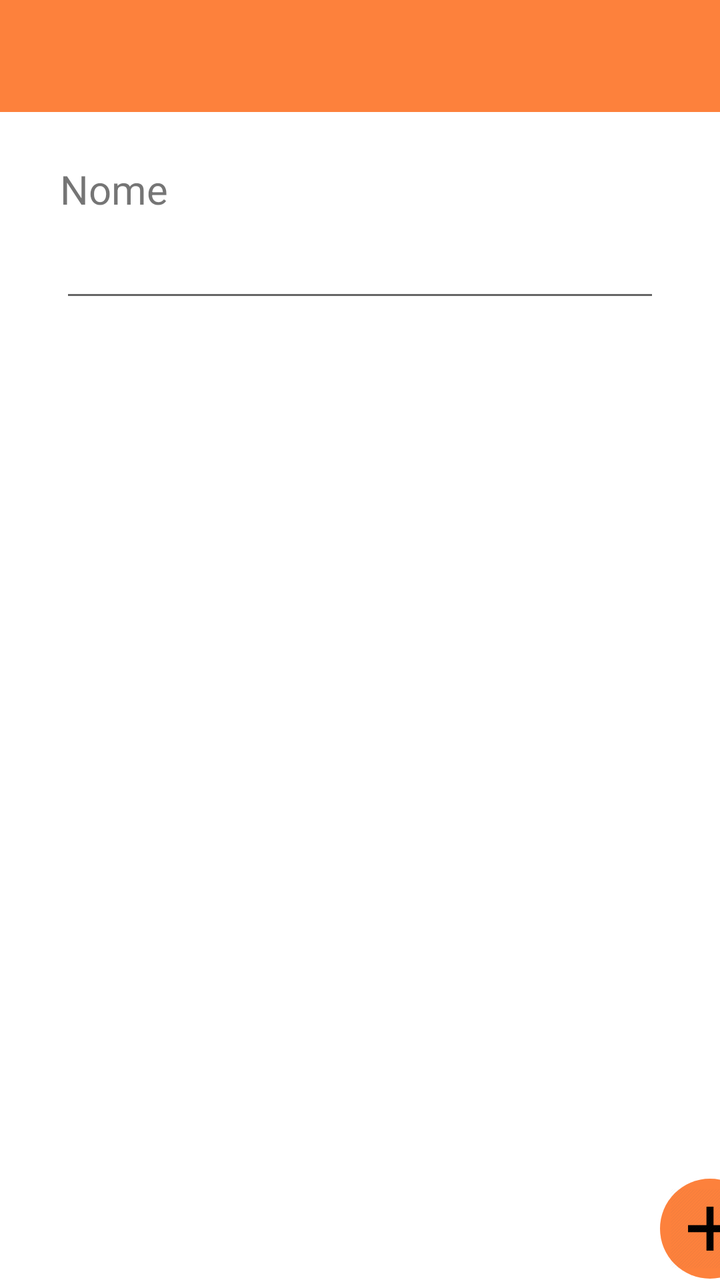
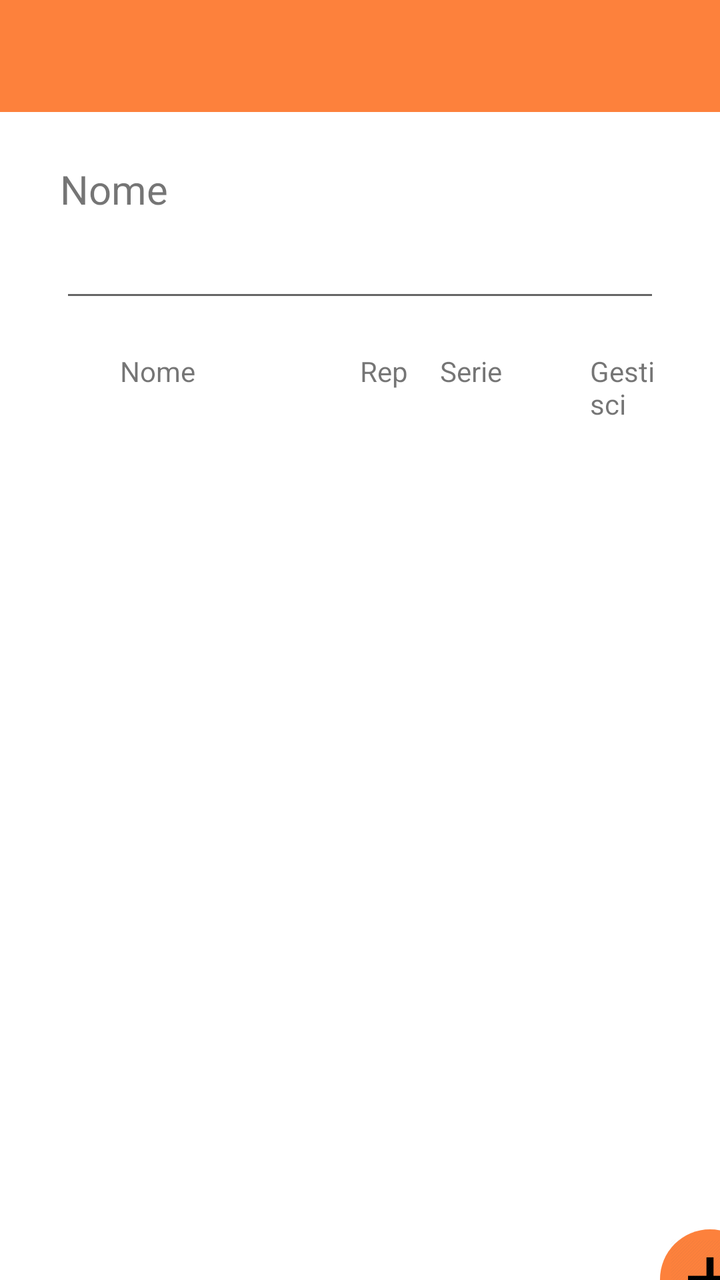

Screens rendered from an Android XML layout before and after an edit, with the pre-edit source and the edit as a unified diff.
<!-- AndroidManifest.xml: application theme Theme.YourCali -->
<!-- res/layout/activity_workout_plan_creation.xml -->
<?xml version="1.0" encoding="utf-8"?>
<androidx.constraintlayout.widget.ConstraintLayout xmlns:android="http://schemas.android.com/apk/res/android"
    xmlns:app="http://schemas.android.com/apk/res-auto"
    xmlns:tools="http://schemas.android.com/tools"
    android:layout_width="match_parent"
    android:layout_height="match_parent"
    tools:context=".WorkoutPlanCreationActivity">




    <LinearLayout
        android:layout_width="match_parent"
        android:layout_height="match_parent"
        android:orientation="vertical"
        tools:layout_editor_absoluteX="0dp"
        tools:layout_editor_absoluteY="171dp">

        <com.google.android.material.appbar.AppBarLayout
            android:layout_width="match_parent"
            android:layout_height="wrap_content"
            app:layout_constraintEnd_toEndOf="parent"
            app:layout_constraintStart_toStartOf="parent"
            app:layout_constraintTop_toTopOf="parent">

            <androidx.appcompat.widget.Toolbar
                android:id="@+id/myToolbar"
                android:layout_width="match_parent"
                android:layout_height="wrap_content"
                android:background="@color/Orange"
                android:minHeight="?attr/actionBarSize"
                android:theme="@style/MyThemeOverlay_Toolbar2" />

        </com.google.android.material.appbar.AppBarLayout>




        <Space
            android:layout_width="match_parent"
            android:layout_height="25dp" />

        <TextView
            android:layout_width="match_parent"
            android:layout_height="wrap_content"
            android:layout_marginLeft="30dp"
            android:text='Nome'
            android:textSize="20sp" />

        <EditText
            android:id="@+id/workoutPlanName"
            android:layout_width="match_parent"
            android:layout_height="wrap_content"
            android:layout_marginHorizontal="30dp"
            android:hint=""
            android:minHeight="48dp" />

        <Space
            android:layout_width="match_parent"
            android:layout_height="30dp" />



        <LinearLayout
            android:layout_width="match_parent"
            android:layout_height="453dp">

            <TextView
                android:id="@+id/emptyworkoutplancreation"
                android:layout_width="376dp"
                android:layout_height="wrap_content"
                android:layout_gravity="center"
                android:text="Ancora nessun esercizio personale aggiunto!"
                android:textAlignment="center"
                android:textSize="25sp"
                android:visibility="gone"
                tools:ignore="MissingConstraints"
                tools:layout_editor_absoluteY="400dp" />

            <ScrollView
                android:layout_width="match_parent"
                android:layout_height="match_parent"
                android:layout_marginHorizontal="30dp"
                android:layout_weight="1"
                android:fillViewport="true">

                <androidx.recyclerview.widget.RecyclerView
                    android:id="@+id/recyclerView"
                    android:layout_width="match_parent"
                    android:layout_height="440dp"
                    android:background="@color/white">


                </androidx.recyclerview.widget.RecyclerView>

            </ScrollView>


        </LinearLayout>


        <ImageButton
            android:id="@+id/aggiungiEsercizio"
            android:layout_width="50sp"
            android:layout_height="50sp"
            android:layout_centerVertical="true"
            android:layout_marginLeft="330sp"
            android:layout_marginTop="-50sp"
            android:background="@drawable/roundedbutton"
            android:backgroundTint="@color/Orange"
            android:src="@drawable/plus"
            android:text="+"
            android:visibility="visible" />

        <Space
            android:layout_width="match_parent"
            android:layout_height="26dp" />


        <Button
            android:id="@+id/savePersonalWorkoutPlanButton"
            android:layout_width="match_parent"
            android:layout_height="wrap_content"
            android:layout_marginHorizontal="100dp"
            android:backgroundTint="#8BC34A"
            android:text="@string/salva"
            android:textSize="17dp" />


    </LinearLayout>


</androidx.constraintlayout.widget.ConstraintLayout>
<!-- resources referenced by this layout -->
<resources>
  <color name="Orange">#FD813C</color>
  <color name="white">#FFFFFFFF</color>
  <!-- drawable plus (drawable) -->
  <?xml version="1.0" encoding="utf-8"?>
  <layer-list xmlns:android="http://schemas.android.com/apk/res/android">
  
      <item
          android:id="@+id/half_overlay"
          android:drawable="@drawable/pulsantepiu"
          android:width="40dp"
          android:height="40dp"
          />
  
  </layer-list>
  <!-- drawable roundedbutton (drawable) -->
  <?xml version="1.0" encoding="utf-8"?>
  <shape xmlns:android="http://schemas.android.com/apk/res/android"
      android:shape="oval">
      <solid android:color="@color/Cranberry" />
  </shape>
  <string name="salva">Salva</string>
  <style name="MyThemeOverlay_Toolbar2" parent="ThemeOverlay.MaterialComponents.Toolbar.Primary">
          
          <item name="android:textColorPrimary">@color/white</item>
  
          
          <item name="colorOnPrimary">@color/white</item>
      </style>
  <style name="Theme.YourCali" parent="Theme.MaterialComponents.DayNight.NoActionBar">
          
          <item name="colorPrimary">@color/purple_500</item>
          <item name="colorPrimaryVariant">@color/purple_700</item>
          <item name="colorOnPrimary">@color/white</item>
          
          <item name="colorSecondary">@color/teal_200</item>
          <item name="colorSecondaryVariant">@color/teal_700</item>
          <item name="colorOnSecondary">@color/black</item>
          
          <item name="android:statusBarColor">@color/DarkOrange</item>
          
      </style>
  <!-- drawable pulsantepiu: png bitmap (drawable, 2782 bytes) -->
  <color name="Cranberry">#9F000F</color>
  <color name="purple_500">#FF6200EE</color>
  <color name="purple_700">#FF3700B3</color>
  <color name="teal_200">#FF03DAC5</color>
  <color name="teal_700">#FF018786</color>
  <color name="black">#FF000000</color>
  <color name="DarkOrange">#FF6F1F</color>
</resources>

<!-- the commit's change to res/layout/activity_workout_plan_creation.xml (unified diff, before → after) -->
@@ -57,9 +57,43 @@
 
         <Space
             android:layout_width="match_parent"
-            android:layout_height="30dp" />
+            android:layout_height="20dp" />
+
+        <RelativeLayout
+            android:layout_width="match_parent"
+            android:layout_height="wrap_content"
+            android:layout_marginHorizontal="30dp">
+
+            <TextView
+                android:layout_width="wrap_content"
+                android:layout_height="wrap_content"
+                android:text="Nome"
+                android:layout_marginStart="30dp"/>
+
+            <TextView
+                android:layout_width="wrap_content"
+                android:layout_height="wrap_content"
+                android:layout_marginStart="150dp"
+                android:text="Rep" />
+
+            <TextView
+                android:layout_width="wrap_content"
+                android:layout_height="wrap_content"
+                android:layout_marginStart="190dp"
+                android:text="Serie" />
+
+            <TextView
+                android:layout_width="wrap_content"
+                android:layout_height="wrap_content"
+                android:layout_marginStart="265dp"
+                android:text="Gestisci" />
 
 
+        </RelativeLayout>
+
+        <Space
+            android:layout_width="match_parent"
+            android:layout_height="10dp"/>
 
         <LinearLayout
             android:layout_width="match_parent"
@@ -79,7 +113,7 @@
 
             <ScrollView
                 android:layout_width="match_parent"
-                android:layout_height="match_parent"
+                android:layout_height="441dp"
                 android:layout_marginHorizontal="30dp"
                 android:layout_weight="1"
                 android:fillViewport="true">
@@ -105,7 +139,7 @@
             android:layout_height="50sp"
             android:layout_centerVertical="true"
             android:layout_marginLeft="330sp"
-            android:layout_marginTop="-50sp"
+            android:layout_marginTop="-60sp"
             android:background="@drawable/roundedbutton"
             android:backgroundTint="@color/Orange"
             android:src="@drawable/plus"
@@ -114,7 +148,7 @@
 
         <Space
             android:layout_width="match_parent"
-            android:layout_height="26dp" />
+            android:layout_height="15dp" />
 
 
         <Button
